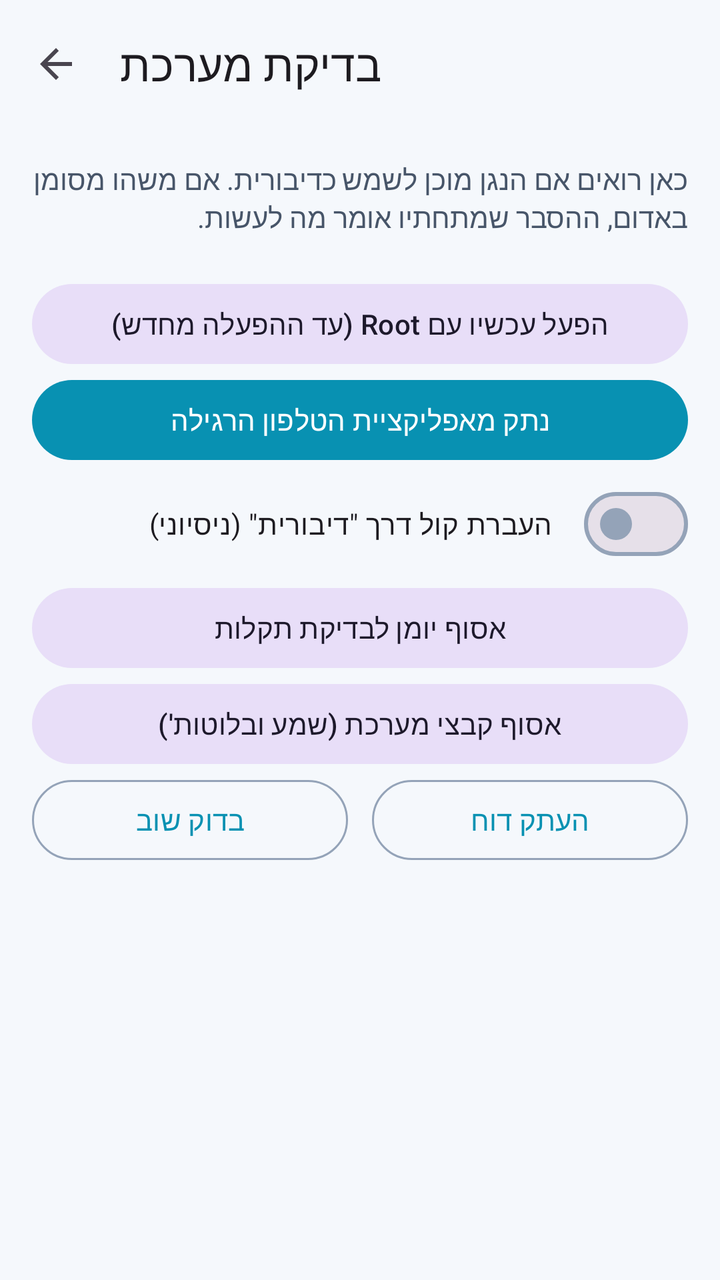
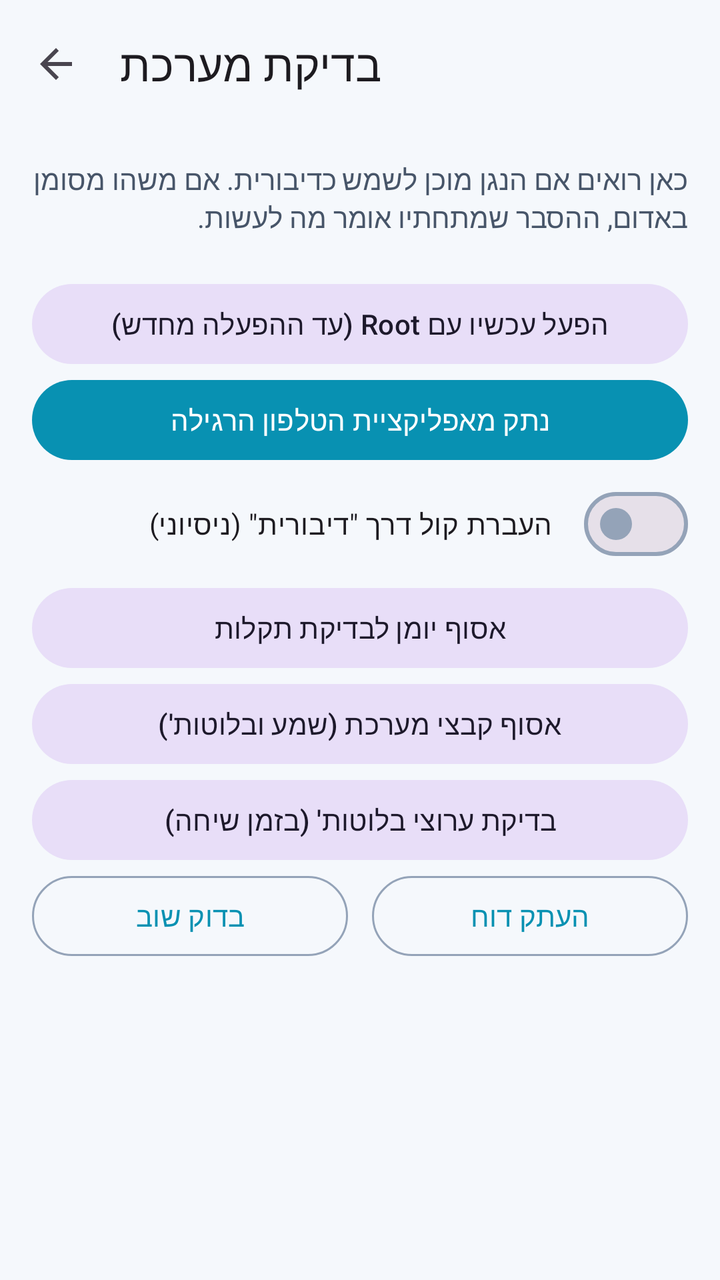

Screens rendered from an Android XML layout before and after an edit, with the pre-edit source and the edit as a unified diff.
<!-- AndroidManifest.xml: application theme Theme.PhoneLink -->
<!-- res/layout/activity_diagnostics.xml -->
<?xml version="1.0" encoding="utf-8"?>
<LinearLayout xmlns:android="http://schemas.android.com/apk/res/android"
    xmlns:app="http://schemas.android.com/apk/res-auto"
    android:layout_width="match_parent"
    android:layout_height="match_parent"
    android:fitsSystemWindows="true"
    android:orientation="vertical">

    <com.google.android.material.appbar.MaterialToolbar
        android:id="@+id/toolbar"
        android:layout_width="match_parent"
        android:layout_height="?attr/actionBarSize"
        app:navigationIcon="?attr/homeAsUpIndicator"
        app:title="@string/diag_title" />

    <ScrollView
        android:layout_width="match_parent"
        android:layout_height="0dp"
        android:layout_weight="1">

        <LinearLayout
            android:layout_width="match_parent"
            android:layout_height="wrap_content"
            android:orientation="vertical"
            android:padding="16dp">

            <TextView
                android:layout_width="match_parent"
                android:layout_height="wrap_content"
                android:text="@string/diag_intro"
                android:textColor="?attr/colorOnSurfaceVariant" />

            <LinearLayout
                android:id="@+id/checks"
                android:layout_width="match_parent"
                android:layout_height="wrap_content"
                android:layout_marginTop="12dp"
                android:orientation="vertical" />

            <com.google.android.material.button.MaterialButton
                android:id="@+id/installSystem"
                android:layout_width="match_parent"
                android:layout_height="wrap_content"
                android:layout_marginTop="16dp"
                android:text="@string/install_system"
                android:visibility="gone" />

            <com.google.android.material.button.MaterialButton
                android:id="@+id/enableNow"
                style="@style/Widget.Material3.Button.TonalButton"
                android:layout_width="match_parent"
                android:layout_height="wrap_content"
                android:layout_marginTop="8dp"
                android:text="@string/diag_enable_now" />

            <com.google.android.material.button.MaterialButton
                android:id="@+id/phoneAppLink"
                android:layout_width="match_parent"
                android:layout_height="wrap_content"
                android:text="@string/phone_app_link_off" />

            <com.google.android.material.materialswitch.MaterialSwitch
                android:id="@+id/bridgeSwitch"
                android:layout_width="match_parent"
                android:layout_height="wrap_content"
                android:layout_marginVertical="4dp"
                android:text="@string/bridge_switch" />

            <com.google.android.material.button.MaterialButton
                android:id="@+id/collectLog"
                style="@style/Widget.Material3.Button.TonalButton"
                android:layout_width="match_parent"
                android:layout_height="wrap_content"
                android:text="@string/collect_log" />

            <com.google.android.material.button.MaterialButton
                android:id="@+id/collectSystemFiles"
                style="@style/Widget.Material3.Button.TonalButton"
                android:layout_width="match_parent"
                android:layout_height="wrap_content"
                android:text="@string/collect_system_files" />

            <com.google.android.material.button.MaterialButton
                android:id="@+id/uninstallSystem"
                style="@style/Widget.Material3.Button.TextButton"
                android:layout_width="match_parent"
                android:layout_height="wrap_content"
                android:text="@string/uninstall_system"
                android:visibility="gone" />

            <LinearLayout
                android:layout_width="match_parent"
                android:layout_height="wrap_content"
                android:orientation="horizontal">

                <com.google.android.material.button.MaterialButton
                    android:id="@+id/refresh"
                    style="@style/Widget.Material3.Button.OutlinedButton"
                    android:layout_width="0dp"
                    android:layout_height="wrap_content"
                    android:layout_marginEnd="6dp"
                    android:layout_weight="1"
                    android:text="@string/diag_refresh" />

                <com.google.android.material.button.MaterialButton
                    android:id="@+id/copy"
                    style="@style/Widget.Material3.Button.OutlinedButton"
                    android:layout_width="0dp"
                    android:layout_height="wrap_content"
                    android:layout_marginStart="6dp"
                    android:layout_weight="1"
                    android:text="@string/diag_copy" />
            </LinearLayout>

            <TextView
                android:id="@+id/shellOutput"
                android:layout_width="match_parent"
                android:layout_height="wrap_content"
                android:layout_marginTop="8dp"
                android:fontFamily="monospace"
                android:textDirection="ltr"
                android:textSize="12sp"
                android:visibility="gone" />
        </LinearLayout>
    </ScrollView>
</LinearLayout>
<!-- resources referenced by this layout -->
<resources>
  <string name="bridge_switch">העברת קול דרך \"דיבורית\" (ניסיוני)</string>
  <string name="collect_log">אסוף יומן לבדיקת תקלות</string>
  <string name="collect_system_files">אסוף קבצי מערכת (שמע ובלוטות\')</string>
  <string name="diag_copy">העתק דוח</string>
  <string name="diag_enable_now">הפעל עכשיו עם Root (עד ההפעלה מחדש)</string>
  <string name="diag_intro">כאן רואים אם הנגן מוכן לשמש כדיבורית. אם משהו מסומן באדום, ההסבר שמתחתיו אומר מה לעשות.</string>
  <string name="diag_refresh">בדוק שוב</string>
  <string name="diag_title">בדיקת מערכת</string>
  <string name="install_system">התקן כאפליקציית מערכת</string>
  <string name="phone_app_link_off">נתק מאפליקציית הטלפון הרגילה</string>
  <string name="uninstall_system">הסר מהמערכת</string>
  <style name="Theme.PhoneLink" parent="Theme.Material3.DayNight.NoActionBar">
          <item name="colorPrimary">@color/md_primary</item>
          <item name="colorOnPrimary">@color/md_on_primary</item>
          <item name="colorPrimaryContainer">@color/md_primary_container</item>
          <item name="colorOnPrimaryContainer">@color/md_on_primary_container</item>
          <item name="colorSurface">@color/md_surface</item>
          <item name="colorOnSurface">@color/md_on_surface</item>
          <item name="colorSurfaceVariant">@color/md_surface_variant</item>
          <item name="colorOnSurfaceVariant">@color/md_on_surface_variant</item>
          <item name="colorSurfaceContainer">@color/md_surface_container</item>
          <item name="colorOutline">@color/md_outline</item>
          <item name="android:colorBackground">@color/md_surface</item>
          <item name="android:windowBackground">@color/md_surface</item>
          <item name="android:statusBarColor">@color/md_surface</item>
          <item name="android:navigationBarColor">@color/md_surface</item>
      </style>
  <color name="md_primary">#0891B2</color>
  <color name="md_on_primary">#FFFFFF</color>
  <color name="md_primary_container">#CFFAFE</color>
  <color name="md_on_primary_container">#083344</color>
  <color name="md_surface">#F5F8FC</color>
  <color name="md_on_surface">#0F172A</color>
  <color name="md_surface_variant">#E2E8F0</color>
  <color name="md_on_surface_variant">#475569</color>
  <color name="md_surface_container">#FFFFFF</color>
  <color name="md_outline">#94A3B8</color>
</resources>

<!-- the commit's change to res/layout/activity_diagnostics.xml (unified diff, before → after) -->
@@ -81,6 +81,13 @@
                 android:text="@string/collect_system_files" />
 
             <com.google.android.material.button.MaterialButton
+                android:id="@+id/probeChannels"
+                style="@style/Widget.Material3.Button.TonalButton"
+                android:layout_width="match_parent"
+                android:layout_height="wrap_content"
+                android:text="@string/probe_channels" />
+
+            <com.google.android.material.button.MaterialButton
                 android:id="@+id/uninstallSystem"
                 style="@style/Widget.Material3.Button.TextButton"
                 android:layout_width="match_parent"
<!-- resource entries referenced after the edit -->
@@ -10,6 +10,7 @@
   <string name="diag_title">בדיקת מערכת</string>
   <string name="install_system">התקן כאפליקציית מערכת</string>
   <string name="phone_app_link_off">נתק מאפליקציית הטלפון הרגילה</string>
+  <string name="probe_channels">בדיקת ערוצי בלוטות\' (בזמן שיחה)</string>
   <string name="uninstall_system">הסר מהמערכת</string>
   <style name="Theme.PhoneLink" parent="Theme.Material3.DayNight.NoActionBar">
           <item name="colorPrimary">@color/md_primary</item>
